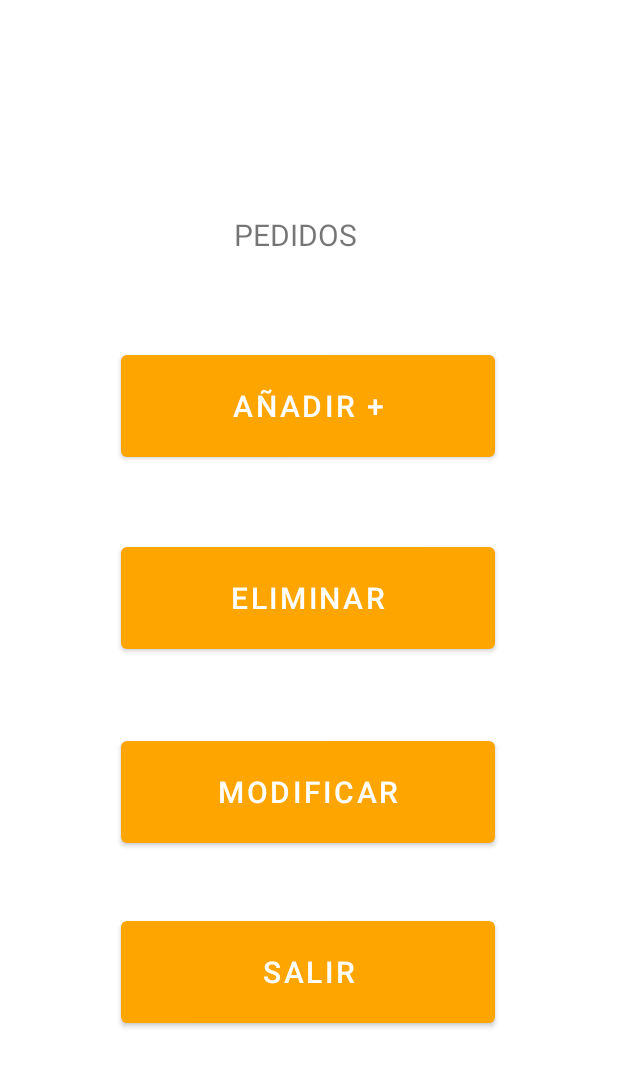
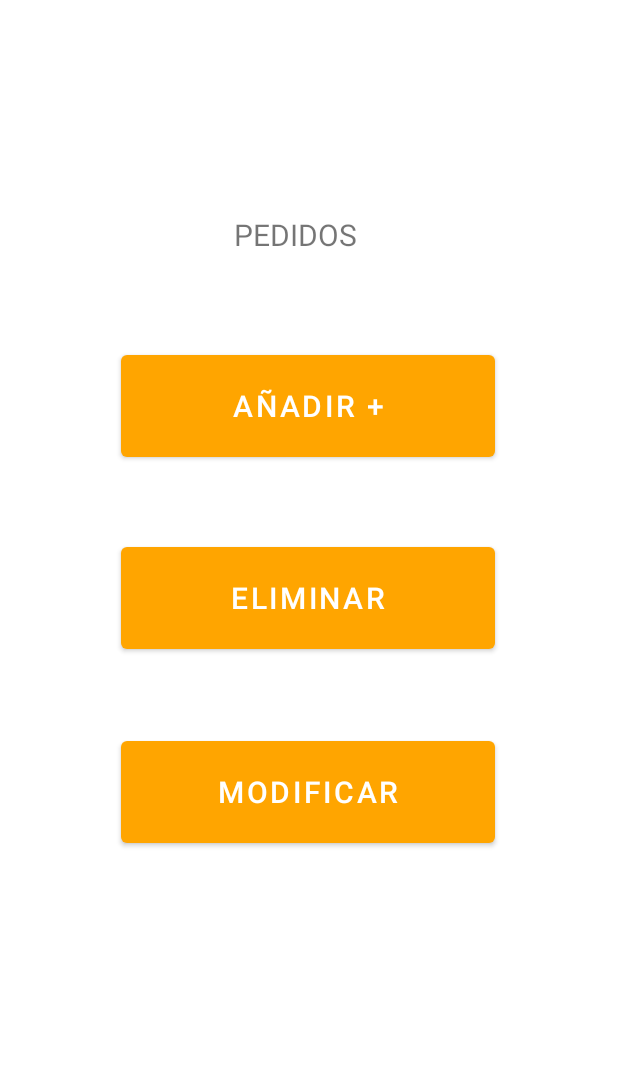
Before and after one commit to mazki10/AndroidFuxia, an Android app: the menu_Pedido screen opened directly, with no data from a screen before it, on a phone screen of 412 x 824 dp. Shown: the top 1067 px of the screen. Run offline under Robolectric (Android 15) with nearby library versions, the phone set to English and light mode, and no system bars.

Commit message:
iker termina pedidos

```diff
--- a/app/src/main/java/com/example/almohadascomodasademsbonitas/pedidos/menu_Pedido.java
+++ b/app/src/main/java/com/example/almohadascomodasademsbonitas/pedidos/menu_Pedido.java
@@ -70,15 +70,9 @@
         botonAlta = findViewById(R.id.buttonAlta);
         botonBaja = findViewById(R.id.buttonBaja);
         botonModificacion = findViewById(R.id.buttonModificar);
-        botonSalir = findViewById(R.id.buttonSalir);
         dbHelper = new DBconexion(this, "ACAB2.db", null, 1);
         db = dbHelper.getWritableDatabase();
-        botonSalir.setOnClickListener(new View.OnClickListener() {
-            @Override
-            public void onClick(View v) {
-                finish();
-            }
-        });
+
 
         botonAlta.setOnClickListener(new View.OnClickListener() {
             @Override
--- a/app/src/main/res/layout/pedidos.xml
+++ b/app/src/main/res/layout/pedidos.xml
@@ -57,16 +57,4 @@
         app:layout_constraintTop_toTopOf="parent"
         app:layout_constraintVertical_bias="0.656" />
 
-    <Button
-        android:id="@+id/buttonSalir"
-        android:layout_width="249dp"
-        android:layout_height="80dp"
-        android:text="@string/volver"
-        android:textSize="20sp"
-        app:layout_constraintBottom_toBottomOf="parent"
-        app:layout_constraintEnd_toEndOf="parent"
-        app:layout_constraintHorizontal_bias="0.496"
-        app:layout_constraintStart_toStartOf="parent"
-        app:layout_constraintTop_toTopOf="parent"
-        app:layout_constraintVertical_bias="0.817" />
 </androidx.constraintlayout.widget.ConstraintLayout>
```
